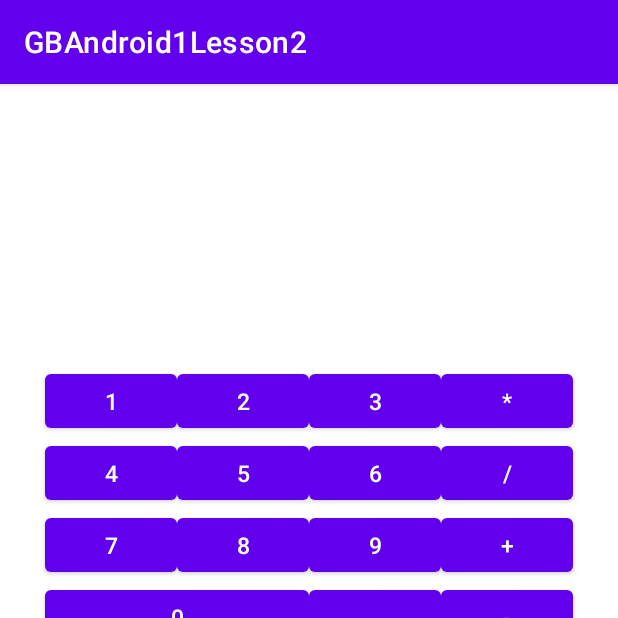
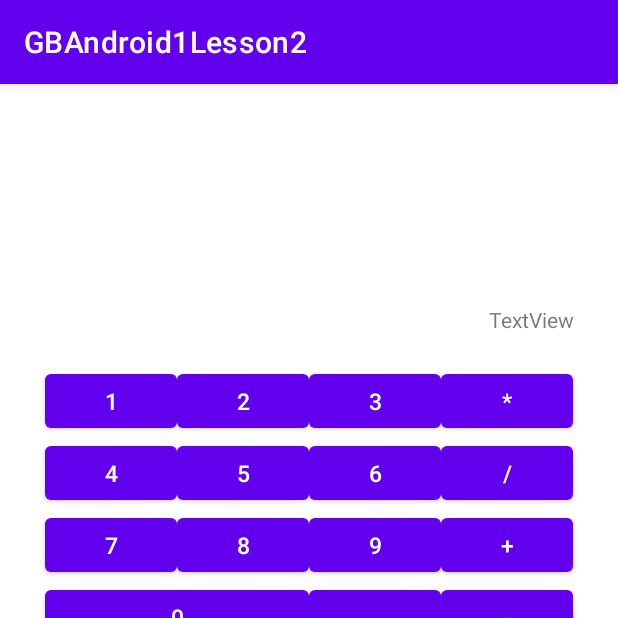
Before and after one commit to Kirik1105/GBAndroid1Lesson2, an Android app: the screen it shows after launch (MainActivity), on a phone screen of 412 x 824 dp, the top half of it. Run offline under Robolectric (Android 15) with nearby library versions, the phone set to English and light mode, and no system bars.

Commit message:
Добавил Окно вывода + создал макет методов

```diff
--- a/app/src/main/java/com/example/gbandroid1lesson2/MainActivity.java
+++ b/app/src/main/java/com/example/gbandroid1lesson2/MainActivity.java
@@ -3,6 +3,7 @@ package com.example.gbandroid1lesson2;
 import androidx.appcompat.app.AppCompatActivity;
 
 import android.os.Bundle;
+import android.widget.Toast;
 
 public class MainActivity extends AppCompatActivity {
 
@@ -11,4 +12,39 @@ public class MainActivity extends AppCompatActivity {
         super.onCreate(savedInstanceState);
         setContentView(R.layout.calc_layout);
     }
+    @Override
+    protected void onStart() {
+        super.onStart();
+        Toast.makeText(getApplicationContext(), "onStart()", Toast.LENGTH_SHORT).show();
+    }
+
+    @Override
+    protected void onResume() {
+        super.onResume();
+        Toast.makeText(getApplicationContext(), "onResume()", Toast.LENGTH_SHORT).show();
+    }
+
+    @Override
+    protected void onPause() {
+        super.onPause();
+        Toast.makeText(getApplicationContext(), "onPause()", Toast.LENGTH_SHORT).show();
+    }
+
+    @Override
+    protected void onStop() {
+        super.onStop();
+        Toast.makeText(getApplicationContext(), "onStop()", Toast.LENGTH_SHORT).show();
+    }
+
+    @Override
+    protected void onRestart() {
+        super.onRestart();
+        Toast.makeText(getApplicationContext(), "onRestart()", Toast.LENGTH_SHORT).show();
+    }
+
+    @Override
+    protected void onDestroy() {
+        super.onDestroy();
+        Toast.makeText(getApplicationContext(), "onDestroy()", Toast.LENGTH_SHORT).show();
+    }
 }
--- a/app/src/main/res/layout/calc_layout.xml
+++ b/app/src/main/res/layout/calc_layout.xml
@@ -2,6 +2,7 @@
 <androidx.constraintlayout.widget.ConstraintLayout
     xmlns:android="http://schemas.android.com/apk/res/android"
     xmlns:app="http://schemas.android.com/apk/res-auto"
+    xmlns:tools="http://schemas.android.com/tools"
     android:layout_width="match_parent"
     android:layout_height="match_parent">
     <Button
@@ -162,4 +163,14 @@
         app:layout_constraintTop_toBottomOf="@+id/button_plus"
         app:layout_constraintStart_toEndOf="@+id/button_point"
         app:layout_constraintEnd_toEndOf="@id/button_plus" />
+
+    <TextView
+        android:id="@+id/textView"
+        android:layout_width="352dp"
+        android:layout_height="40dp"
+        android:text="TextView"
+        android:textAlignment="viewEnd"
+        app:layout_constraintBottom_toTopOf="@+id/button_2"
+        app:layout_constraintEnd_toEndOf="parent"
+        app:layout_constraintStart_toStartOf="parent" />
 </androidx.constraintlayout.widget.ConstraintLayout>
```
